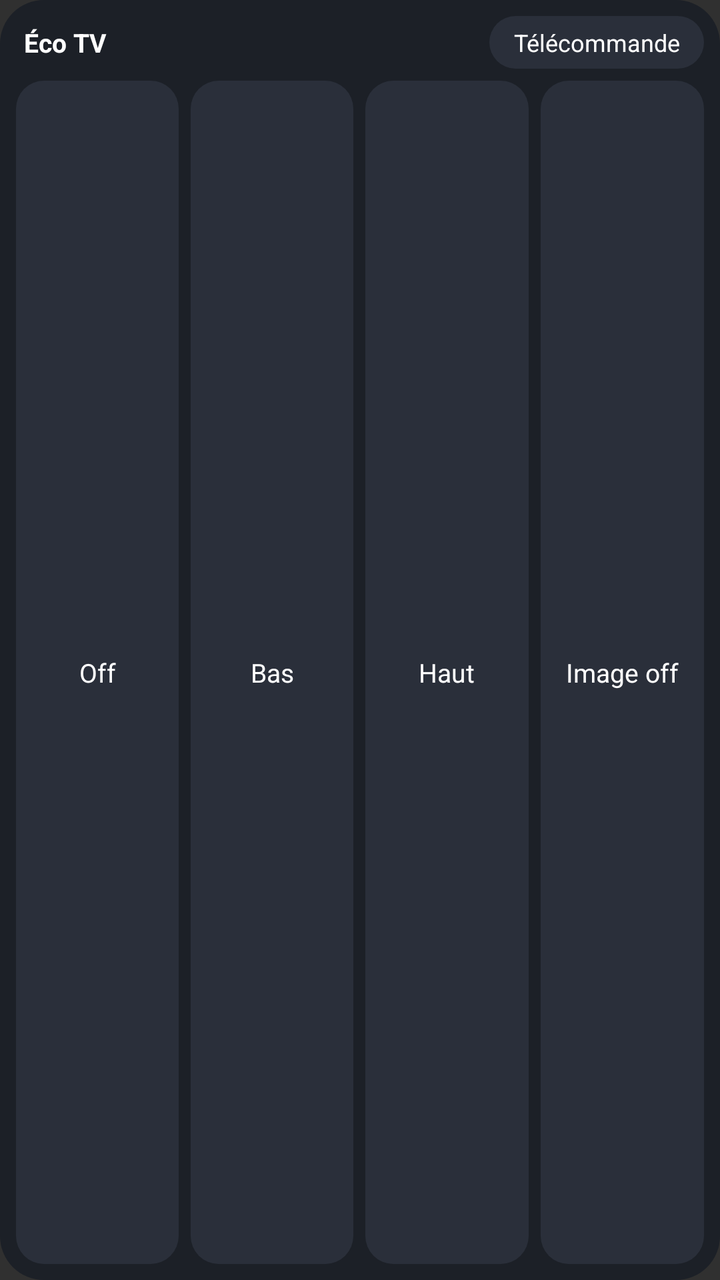
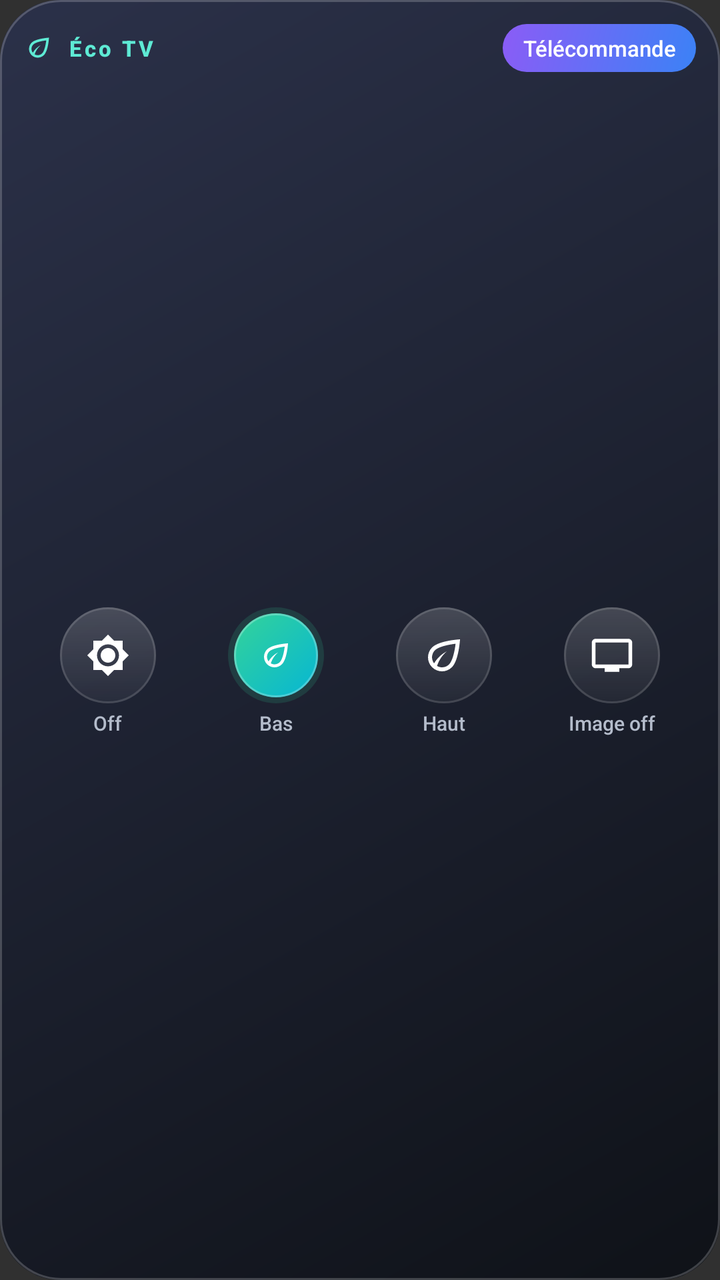

Before-and-after screenshots of an Android layout around one commit, followed by the original layout XML and the change that was made.
<!-- AndroidManifest.xml: application theme android:Theme.Material.NoActionBar -->
<!-- res/layout/widget_eco.xml -->
<?xml version="1.0" encoding="utf-8"?>
<LinearLayout xmlns:android="http://schemas.android.com/apk/res/android"
    android:layout_width="match_parent"
    android:layout_height="match_parent"
    android:background="@drawable/widget_bg"
    android:orientation="vertical"
    android:padding="8dp">

    <LinearLayout
        android:layout_width="match_parent"
        android:layout_height="wrap_content"
        android:gravity="center_vertical"
        android:orientation="horizontal"
        android:paddingBottom="6dp">

        <TextView
            android:id="@+id/widget_title"
            android:layout_width="0dp"
            android:layout_height="wrap_content"
            android:layout_weight="1"
            android:gravity="center_vertical"
            android:paddingStart="4dp"
            android:text="@string/widget_title_default"
            android:textColor="#FFFFFF"
            android:textSize="13sp"
            android:textStyle="bold" />

        <TextView
            android:id="@+id/btn_remote"
            android:layout_width="wrap_content"
            android:layout_height="wrap_content"
            android:background="@drawable/btn_idle"
            android:gravity="center"
            android:paddingStart="12dp"
            android:paddingTop="5dp"
            android:paddingEnd="12dp"
            android:paddingBottom="5dp"
            android:text="@string/widget_remote"
            android:textColor="#FFFFFF"
            android:textSize="12sp" />
    </LinearLayout>

    <LinearLayout
        android:layout_width="match_parent"
        android:layout_height="0dp"
        android:layout_weight="1"
        android:orientation="horizontal">

        <TextView
            android:id="@+id/btn_off"
            android:layout_width="0dp"
            android:layout_height="match_parent"
            android:layout_marginEnd="3dp"
            android:layout_weight="1"
            android:background="@drawable/btn_idle"
            android:gravity="center"
            android:text="@string/mode_off"
            android:textColor="#FFFFFF"
            android:textSize="13sp" />

        <TextView
            android:id="@+id/btn_low"
            android:layout_width="0dp"
            android:layout_height="match_parent"
            android:layout_marginStart="3dp"
            android:layout_marginEnd="3dp"
            android:layout_weight="1"
            android:background="@drawable/btn_idle"
            android:gravity="center"
            android:text="@string/mode_low"
            android:textColor="#FFFFFF"
            android:textSize="13sp" />

        <TextView
            android:id="@+id/btn_high"
            android:layout_width="0dp"
            android:layout_height="match_parent"
            android:layout_marginStart="3dp"
            android:layout_marginEnd="3dp"
            android:layout_weight="1"
            android:background="@drawable/btn_idle"
            android:gravity="center"
            android:text="@string/mode_high"
            android:textColor="#FFFFFF"
            android:textSize="13sp" />

        <TextView
            android:id="@+id/btn_picture_off"
            android:layout_width="0dp"
            android:layout_height="match_parent"
            android:layout_marginStart="3dp"
            android:layout_weight="1"
            android:background="@drawable/btn_idle"
            android:gravity="center"
            android:text="@string/mode_picture_off"
            android:textColor="#FFFFFF"
            android:textSize="13sp" />
    </LinearLayout>
</LinearLayout>
<!-- resources referenced by this layout -->
<resources>
  <!-- drawable btn_idle (drawable) -->
  <?xml version="1.0" encoding="utf-8"?>
  <shape xmlns:android="http://schemas.android.com/apk/res/android"
      android:shape="rectangle">
      <solid android:color="#FF2A2F3A" />
      <corners android:radius="14dp" />
  </shape>
  <!-- drawable widget_bg (drawable) -->
  <?xml version="1.0" encoding="utf-8"?>
  <shape xmlns:android="http://schemas.android.com/apk/res/android"
      android:shape="rectangle">
      <solid android:color="#F01B1F27" />
      <corners android:radius="22dp" />
  </shape>
  <!-- unchanged entries left out for length: 6 -->
</resources>

<!-- the commit's change to res/layout/widget_eco.xml (unified diff, before → after) -->
@@ -2,98 +2,178 @@
 <LinearLayout xmlns:android="http://schemas.android.com/apk/res/android"
     android:layout_width="match_parent"
     android:layout_height="match_parent"
-    android:background="@drawable/widget_bg"
+    android:background="@drawable/dw_bg"
+    android:gravity="center"
     android:orientation="vertical"
-    android:padding="8dp">
+    android:padding="12dp">
 
     <LinearLayout
         android:layout_width="match_parent"
         android:layout_height="wrap_content"
         android:gravity="center_vertical"
-        android:orientation="horizontal"
-        android:paddingBottom="6dp">
+        android:orientation="horizontal">
+
+        <ImageView
+            android:layout_width="15dp"
+            android:layout_height="15dp"
+            android:contentDescription="@null"
+            android:src="@drawable/ic_eco"
+            android:tint="#FF5EEAD4" />
 
         <TextView
             android:id="@+id/widget_title"
             android:layout_width="0dp"
             android:layout_height="wrap_content"
             android:layout_weight="1"
-            android:gravity="center_vertical"
-            android:paddingStart="4dp"
+            android:layout_marginStart="7dp"
+            android:ellipsize="end"
+            android:fontFamily="sans-serif-medium"
+            android:letterSpacing="0.12"
+            android:singleLine="true"
             android:text="@string/widget_title_default"
-            android:textColor="#FFFFFF"
-            android:textSize="13sp"
+            android:textColor="#FF5EEAD4"
+            android:textSize="11sp"
             android:textStyle="bold" />
 
         <TextView
             android:id="@+id/btn_remote"
             android:layout_width="wrap_content"
-            android:layout_height="wrap_content"
-            android:background="@drawable/btn_idle"
+            android:layout_height="24dp"
+            android:layout_marginStart="8dp"
+            android:background="@drawable/dw_pill_remote"
+            android:fontFamily="sans-serif-medium"
             android:gravity="center"
-            android:paddingStart="12dp"
-            android:paddingTop="5dp"
-            android:paddingEnd="12dp"
-            android:paddingBottom="5dp"
+            android:paddingStart="10dp"
+            android:paddingEnd="10dp"
             android:text="@string/widget_remote"
-            android:textColor="#FFFFFF"
-            android:textSize="12sp" />
+            android:textColor="#FFFFFFFF"
+            android:textSize="11sp" />
     </LinearLayout>
 
     <LinearLayout
         android:layout_width="match_parent"
         android:layout_height="0dp"
         android:layout_weight="1"
+        android:layout_marginTop="8dp"
+        android:gravity="center"
         android:orientation="horizontal">
 
-        <TextView
-            android:id="@+id/btn_off"
+        <LinearLayout
             android:layout_width="0dp"
             android:layout_height="match_parent"
-            android:layout_marginEnd="3dp"
             android:layout_weight="1"
-            android:background="@drawable/btn_idle"
             android:gravity="center"
-            android:text="@string/mode_off"
-            android:textColor="#FFFFFF"
-            android:textSize="13sp" />
+            android:orientation="vertical">
+            <ImageView
+                android:id="@+id/btn_off"
+                android:layout_width="48dp"
+                android:layout_height="48dp"
+                android:background="@drawable/dw_round_idle"
+                android:contentDescription="@null"
+                android:padding="13dp"
+                android:scaleType="fitCenter"
+                android:src="@drawable/ic_brightness"
+                android:tint="#FFFFFFFF" />
+            <TextView
+                android:layout_width="wrap_content"
+                android:layout_height="wrap_content"
+                android:layout_marginTop="3dp"
+                android:ellipsize="end"
+                android:fontFamily="sans-serif-medium"
+                android:maxWidth="72dp"
+                android:singleLine="true"
+                android:text="@string/mode_off"
+                android:textColor="#FFB4BCCB"
+                android:textSize="10sp" />
+        </LinearLayout>
 
-        <TextView
-            android:id="@+id/btn_low"
+        <LinearLayout
             android:layout_width="0dp"
             android:layout_height="match_parent"
-            android:layout_marginStart="3dp"
-            android:layout_marginEnd="3dp"
             android:layout_weight="1"
-            android:background="@drawable/btn_idle"
             android:gravity="center"
-            android:text="@string/mode_low"
-            android:textColor="#FFFFFF"
-            android:textSize="13sp" />
+            android:orientation="vertical">
+            <ImageView
+                android:id="@+id/btn_low"
+                android:layout_width="48dp"
+                android:layout_height="48dp"
+                android:background="@drawable/dw_round_on"
+                android:contentDescription="@null"
+                android:padding="15dp"
+                android:scaleType="fitCenter"
+                android:src="@drawable/ic_eco"
+                android:tint="#FFFFFFFF" />
+            <TextView
+                android:layout_width="wrap_content"
+                android:layout_height="wrap_content"
+                android:layout_marginTop="3dp"
+                android:ellipsize="end"
+                android:fontFamily="sans-serif-medium"
+                android:maxWidth="72dp"
+                android:singleLine="true"
+                android:text="@string/mode_low"
+                android:textColor="#FFB4BCCB"
+                android:textSize="10sp" />
+        </LinearLayout>
 
-        <TextView
-            android:id="@+id/btn_high"
+        <LinearLayout
             android:layout_width="0dp"
             android:layout_height="match_parent"
-            android:layout_marginStart="3dp"
-            android:layout_marginEnd="3dp"
             android:layout_weight="1"
-            android:background="@drawable/btn_idle"
             android:gravity="center"
-            android:text="@string/mode_high"
-            android:textColor="#FFFFFF"
-            android:textSize="13sp" />
+            android:orientation="vertical">
+            <ImageView
+                android:id="@+id/btn_high"
+                android:layout_width="48dp"
+                android:layout_height="48dp"
+                android:background="@drawable/dw_round_idle"
+                android:contentDescription="@null"
+                android:padding="12dp"
+                android:scaleType="fitCenter"
+                android:src="@drawable/ic_eco"
+                android:tint="#FFFFFFFF" />
+            <TextView
+                android:layout_width="wrap_content"
+                android:layout_height="wrap_content"
+                android:layout_marginTop="3dp"
+                android:ellipsize="end"
+                android:fontFamily="sans-serif-medium"
+                android:maxWidth="72dp"
+                android:singleLine="true"
+                android:text="@string/mode_high"
+                android:textColor="#FFB4BCCB"
+                android:textSize="10sp" />
+        </LinearLayout>
 
-        <TextView
-            android:id="@+id/btn_picture_off"
+        <LinearLayout
             android:layout_width="0dp"
             android:layout_height="match_parent"
-            android:layout_marginStart="3dp"
             android:layout_weight="1"
-            android:background="@drawable/btn_idle"
             android:gravity="center"
-            android:text="@string/mode_picture_off"
-            android:textColor="#FFFFFF"
-            android:textSize="13sp" />
+            android:orientation="vertical">
+            <ImageView
+                android:id="@+id/btn_picture_off"
+                android:layout_width="48dp"
+                android:layout_height="48dp"
+                android:background="@drawable/dw_round_idle"
+                android:contentDescription="@null"
+                android:padding="13dp"
+                android:scaleType="fitCenter"
+                android:src="@drawable/ic_tv"
+                android:tint="#FFFFFFFF" />
+            <TextView
+                android:layout_width="wrap_content"
+                android:layout_height="wrap_content"
+                android:layout_marginTop="3dp"
+                android:ellipsize="end"
+                android:fontFamily="sans-serif-medium"
+                android:maxWidth="72dp"
+                android:singleLine="true"
+                android:text="@string/mode_picture_off"
+                android:textColor="#FFB4BCCB"
+                android:textSize="10sp" />
+        </LinearLayout>
+
     </LinearLayout>
+
 </LinearLayout>
<!-- resource entries referenced after the edit -->
@@ -1,19 +1,105 @@
 <!-- resources referenced by this layout -->
 <resources>
-  <!-- drawable btn_idle (drawable) -->
+  <!-- drawable dw_bg (drawable) -->
   <?xml version="1.0" encoding="utf-8"?>
-  <shape xmlns:android="http://schemas.android.com/apk/res/android"
-      android:shape="rectangle">
-      <solid android:color="#FF2A2F3A" />
-      <corners android:radius="14dp" />
-  </shape>
-  <!-- drawable widget_bg (drawable) -->
+  <layer-list xmlns:android="http://schemas.android.com/apk/res/android">
+      <item>
+          <shape android:shape="rectangle">
+              <gradient android:angle="315" android:startColor="#FF2B3149" android:endColor="#FF0F1218" />
+              <corners android:radius="30dp" />
+          </shape>
+      </item>
+      <item>
+          <shape android:shape="rectangle">
+              <stroke android:width="1dp" android:color="#33FFFFFF" />
+              <corners android:radius="30dp" />
+          </shape>
+      </item>
+  </layer-list>
+  <!-- drawable dw_pill_remote (drawable) -->
   <?xml version="1.0" encoding="utf-8"?>
-  <shape xmlns:android="http://schemas.android.com/apk/res/android"
-      android:shape="rectangle">
-      <solid android:color="#F01B1F27" />
-      <corners android:radius="22dp" />
-  </shape>
+  <ripple xmlns:android="http://schemas.android.com/apk/res/android" android:color="#55FFFFFF">
+      <item>
+          <shape android:shape="rectangle">
+              <gradient android:angle="315" android:startColor="#FF8B5CF6" android:endColor="#FF3B82F6" />
+              <corners android:radius="12dp" />
+          </shape>
+      </item>
+  </ripple>
+  <!-- drawable dw_round_idle (drawable) -->
+  <?xml version="1.0" encoding="utf-8"?>
+  <ripple xmlns:android="http://schemas.android.com/apk/res/android" android:color="#40FFFFFF">
+      <item>
+          <layer-list>
+              <item>
+                  <shape android:shape="oval">
+                      <gradient android:angle="270" android:startColor="#2EFFFFFF" android:endColor="#0AFFFFFF" />
+                  </shape>
+              </item>
+              <item>
+                  <shape android:shape="oval">
+                      <stroke android:width="1dp" android:color="#24FFFFFF" />
+                  </shape>
+              </item>
+          </layer-list>
+      </item>
+  </ripple>
+  <!-- drawable dw_round_on (drawable) -->
+  <?xml version="1.0" encoding="utf-8"?>
+  <ripple xmlns:android="http://schemas.android.com/apk/res/android" android:color="#55FFFFFF">
+      <item>
+          <layer-list>
+              <item>
+                  <shape android:shape="oval">
+                      <solid android:color="#2634D399" />
+                  </shape>
+              </item>
+              <item android:bottom="3dp" android:left="3dp" android:right="3dp" android:top="3dp">
+                  <shape android:shape="oval">
+                      <gradient android:angle="315" android:startColor="#FF34D399" android:endColor="#FF06B6D4" />
+                  </shape>
+              </item>
+              <item android:bottom="3dp" android:left="3dp" android:right="3dp" android:top="3dp">
+                  <shape android:shape="oval">
+                      <stroke android:width="1dp" android:color="#40FFFFFF" />
+                  </shape>
+              </item>
+          </layer-list>
+      </item>
+  </ripple>
+  <!-- drawable ic_brightness (drawable) -->
+  <?xml version="1.0" encoding="utf-8"?>
+  <vector xmlns:android="http://schemas.android.com/apk/res/android"
+      android:width="24dp"
+      android:height="24dp"
+      android:viewportWidth="24"
+      android:viewportHeight="24">
+      <path
+          android:fillColor="#FFFFFFFF"
+          android:pathData="M20,8.69V4h-4.69L12,0.69 8.69,4H4v4.69L0.69,12 4,15.31V20h4.69L12,23.31 15.31,20H20v-4.69L23.31,12 20,8.69zM12,18c-3.31,0 -6,-2.69 -6,-6s2.69,-6 6,-6 6,2.69 6,6 -2.69,6 -6,6zM12,8c-2.21,0 -4,1.79 -4,4s1.79,4 4,4 4,-1.79 4,-4 -1.79,-4 -4,-4z" />
+  </vector>
+  <!-- drawable ic_eco (drawable) -->
+  <?xml version="1.0" encoding="utf-8"?>
+  <vector xmlns:android="http://schemas.android.com/apk/res/android"
+      android:width="24dp"
+      android:height="24dp"
+      android:viewportWidth="24"
+      android:viewportHeight="24">
+      <path
+          android:fillColor="#FFFFFFFF"
+          android:pathData="M6.05,8.05c-2.73,2.73 -2.73,7.17 0,9.9C7.42,19.32 9.21,20 11,20s3.58,-0.68 4.95,-2.05C19.43,14.47 20,4 20,4S9.53,4.57 6.05,8.05zM14.54,16.54C13.59,17.48 12.34,18 11,18c-0.89,0 -1.73,-0.25 -2.48,-0.68 0.92,-2.88 2.62,-5.41 4.88,-7.32 -2.63,1.36 -4.84,3.46 -6.37,6 -1.48,-1.96 -1.35,-4.75 0.44,-6.54C9.21,7.72 14.04,6.65 17.8,6.2 17.35,9.96 16.28,14.79 14.54,16.54z" />
+  </vector>
+  <!-- drawable ic_tv (drawable) -->
+  <?xml version="1.0" encoding="utf-8"?>
+  <vector xmlns:android="http://schemas.android.com/apk/res/android"
+      android:width="24dp"
+      android:height="24dp"
+      android:viewportWidth="24"
+      android:viewportHeight="24">
+      <path
+          android:fillColor="#FFFFFFFF"
+          android:pathData="M21,3H3C1.9,3 1,3.9 1,5v12c0,1.1 0.9,2 2,2h5v2h8v-2h5c1.1,0 1.99,-0.9 1.99,-2L23,5C23,3.9 22.1,3 21,3z M21,17H3V5h18V17z" />
+  </vector>
   <!-- unchanged entries left out for length: 6 -->
 </resources>
 
